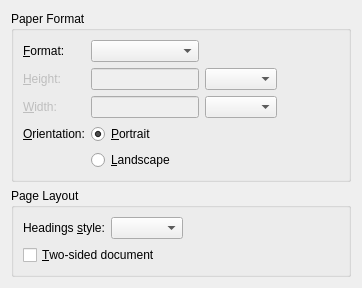
Before: the Qt Designer form src/frontends/qt4/ui/PageLayoutUi.ui in cburschka/lyx, drawn with Qt 5.
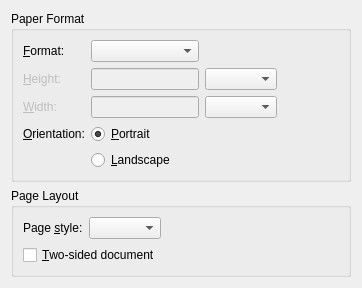
After: the same form once the commit is applied. Custom widgets are drawn as their Qt base class.

Commit message: PageLayoutUi.ui: use a more sensible option name

Diff of the .ui file:
```diff
--- a/src/frontends/qt4/ui/PageLayoutUi.ui
+++ b/src/frontends/qt4/ui/PageLayoutUi.ui
@@ -167,7 +167,7 @@
       <item row="0" column="0">
        <widget class="QLabel" name="pagestyleL">
         <property name="text">
-         <string>Headings &amp;style:</string>
+         <string>Page &amp;style:</string>
         </property>
         <property name="buddy">
          <cstring>pagestyleCO</cstring>
```
Left out of the diff: 5 changed lines with no effect on the pictures.
